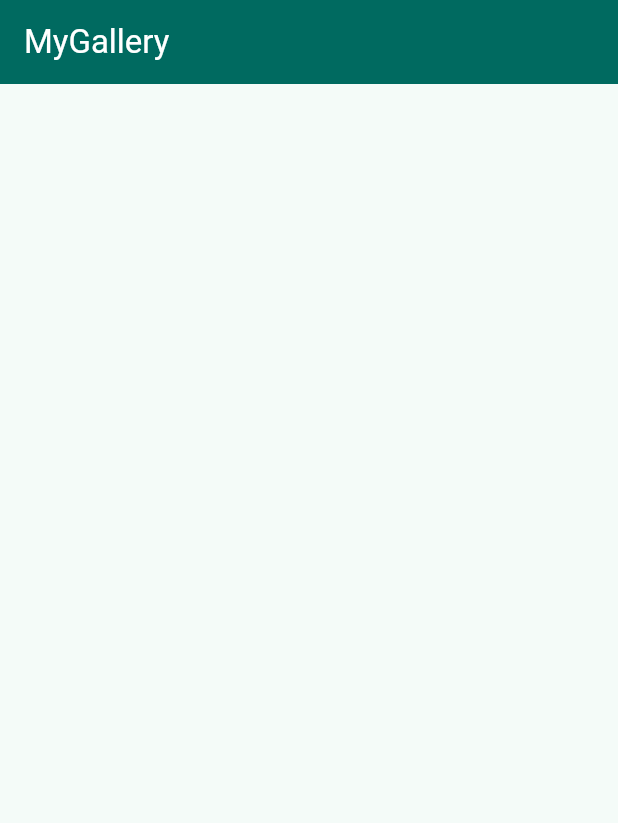
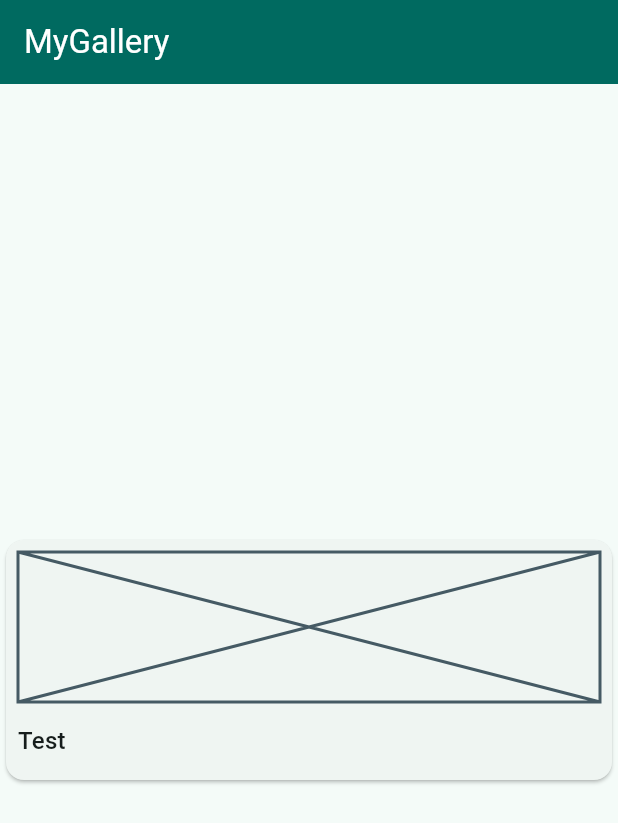
Before and after one commit to JLangbein/my_gallery, a Flutter app: the screen it shows after launch, on a phone screen of 412 x 824 dp. Shown: the top 823 px of the screen. Run offline on Flutter 3.47's test engine with Material 3 defaults, Android fonts, the phone set to English and light mode, and no system bars.

Commit message:
Updated dependencies and created first draft of ImageGalleryCard

```diff
--- a/lib/gallery_screen.dart
+++ b/lib/gallery_screen.dart
@@ -1,4 +1,5 @@
 import 'package:flutter/material.dart';
+import 'package:my_gallery/image_gallery_card.dart';
 
 class GalleryScreen extends StatelessWidget {
   const GalleryScreen({super.key});
@@ -16,10 +17,8 @@ class GalleryScreen extends StatelessWidget {
         ),
         backgroundColor: Theme.of(context).colorScheme.primary,
       ),
-      body:
-        Center(child: Card(
-
-        )
+      body: Center(
+        child: ImageGalleryCard(),
       ),
     );
   }
--- /dev/null
+++ b/lib/image_gallery_card.dart
@@ -0,0 +1,38 @@
+import 'package:flutter/material.dart';
+
+class ImageGalleryCard extends StatelessWidget {
+  const ImageGalleryCard({
+    super.key,
+  });
+
+  @override
+  Widget build(BuildContext context) {
+    return Card(
+      child: SizedBox(
+        height: 160.0,
+        child: Padding(
+          padding: const EdgeInsets.all(8.0),
+          child: Column(
+            mainAxisSize: MainAxisSize.min,
+            mainAxisAlignment: MainAxisAlignment.start,
+            spacing: 8.0,
+            children: [
+              Placeholder(fallbackWidth: 100.0, fallbackHeight: 100.0),
+              Expanded(
+                child: Row(
+                  crossAxisAlignment: CrossAxisAlignment.center,
+                  children: [
+                    Text(
+                      'Test',
+                      style: Theme.of(context).textTheme.titleMedium,
+                    ),
+                  ],
+                ),
+              ),
+            ],
+          ),
+        ),
+      ),
+    );
+  }
+}
--- a/pubspec.yaml
+++ b/pubspec.yaml
@@ -13,7 +13,7 @@ dependencies:
 dev_dependencies:
   flutter_test:
     sdk: flutter
-  flutter_lints: ^5.0.0
+  flutter_lints: ^6.0.0
 
 flutter:
   uses-material-design: true
```
Also changed, not shown: pubspec.lock.
